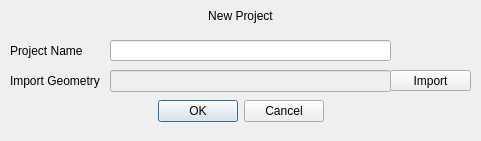
First picture: the form in pulse/uix/user_input/ui/newProjectInput.ui, repository open-pulse/OpenPulse, before the edit.
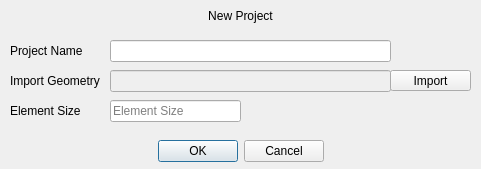
Second picture: the form after the edit.

```diff
--- a/pulse/uix/user_input/ui/newProjectInput.ui
+++ b/pulse/uix/user_input/ui/newProjectInput.ui
@@ -7,13 +7,13 @@
     <x>0</x>
     <y>0</y>
     <width>481</width>
-    <height>141</height>
+    <height>169</height>
    </rect>
   </property>
   <property name="maximumSize">
    <size>
     <width>481</width>
-    <height>141</height>
+    <height>169</height>
    </size>
   </property>
   <property name="windowTitle">
@@ -25,7 +25,7 @@
      <x>0</x>
      <y>0</y>
      <width>481</width>
-     <height>141</height>
+     <height>171</height>
     </rect>
    </property>
    <widget class="QWidget" name="verticalLayoutWidget">
@@ -75,7 +75,7 @@
       <x>110</x>
       <y>40</y>
       <width>281</width>
-      <height>21</height>
+      <height>22</height>
      </rect>
     </property>
     <layout class="QVBoxLayout" name="verticalLayout_3">
@@ -151,7 +151,7 @@
     <property name="geometry">
      <rect>
       <x>10</x>
-      <y>100</y>
+      <y>140</y>
       <width>461</width>
       <height>23</height>
      </rect>
@@ -166,6 +166,50 @@
      <bool>true</bool>
     </property>
    </widget>
+   <widget class="QWidget" name="verticalLayoutWidget_7">
+    <property name="geometry">
+     <rect>
+      <x>10</x>
+      <y>100</y>
+      <width>91</width>
+      <height>21</height>
+     </rect>
+    </property>
+    <layout class="QVBoxLayout" name="verticalLayout_7">
+     <item>
+      <widget class="QLabel" name="label_4">
+       <property name="text">
+        <string>Element Size</string>
+       </property>
+      </widget>
+     </item>
+    </layout>
+   </widget>
+   <widget class="QWidget" name="verticalLayoutWidget_8">
+    <property name="geometry">
+     <rect>
+      <x>110</x>
+      <y>100</y>
+      <width>131</width>
+      <height>22</height>
+     </rect>
+    </property>
+    <layout class="QVBoxLayout" name="verticalLayout_8">
+     <item>
+      <widget class="QLineEdit" name="line_element_size">
+       <property name="inputMethodHints">
+        <set>Qt::ImhNone</set>
+       </property>
+       <property name="maxLength">
+        <number>20</number>
+       </property>
+       <property name="placeholderText">
+        <string>Element Size</string>
+       </property>
+      </widget>
+     </item>
+    </layout>
+   </widget>
   </widget>
  </widget>
  <resources/>
```
